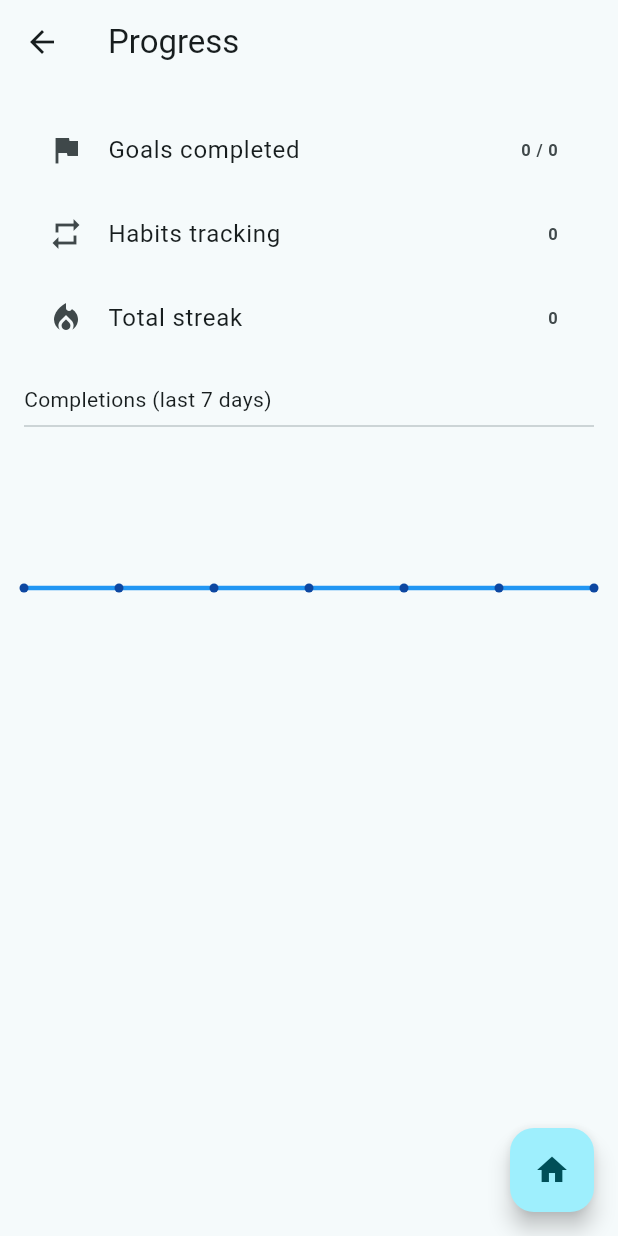
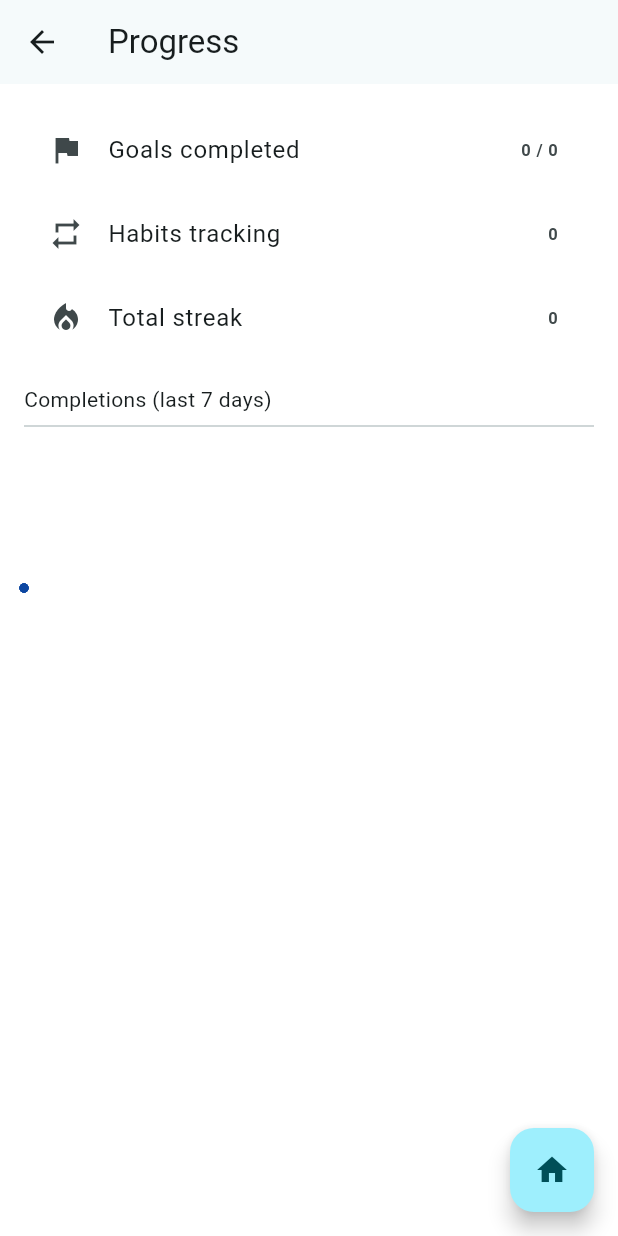
Before and after one commit to Prabhdeep-AI/Mobile-Devices-Project, a Flutter app: the ProgressPage screen opened directly, on a phone screen of 412 x 824 dp. Run offline on Flutter 3.47's test engine with Material 3 defaults, Android fonts, the phone set to English and light mode, and no system bars; our stand-ins replace flutter_local_notifications, sqflite, timezone; accounts and stored records are empty.

Commit message:
changes made for home_page and progress_page

```diff
--- a/home_app/lib/pages/progress_page.dart
+++ b/home_app/lib/pages/progress_page.dart
@@ -39,29 +39,40 @@ class _ProgressPageState extends State<ProgressPage> with SingleTickerProviderSt
   Widget build(BuildContext context) {
     final state = AppStateScope.of(context);
 
-    return Scaffold(
-      appBar: AppBar(title: const Text('Progress')),
-      body: AnimatedBuilder(
+    return AnimatedBuilder(
       animation: state,
       builder: (_, __) {
         final totalGoals = state.goals.length;
         final done = state.goals.where((g) => g.done).length;
         final habits = state.habits.length;
         final totalStreak = state.habits.fold<int>(0, (sum, h) => sum + h.streak);
-
-          // [FIX] Use the helper from utils.dart
         final last7 = last7DaysCompletionCounts(state.habits);
 
-          return FadeTransition( // Wrapped in FadeTransition
+        return Scaffold(
+          backgroundColor: state.backgroundColor,
+          appBar: AppBar(title: const Text('Progress')),
+          body: FadeTransition(
             opacity: _fadeAnimation,
             child: Padding(
               padding: const EdgeInsets.all(16.0),
               child: Column(
                 crossAxisAlignment: CrossAxisAlignment.start,
                 children: [
-                  ProgressTile(label: 'Goals completed', value: '$done / $totalGoals', icon: Icons.flag),
-                  ProgressTile(label: 'Habits tracking', value: '$habits', icon: Icons.repeat),
-                  ProgressTile(label: 'Total streak', value: '$totalStreak', icon: Icons.local_fire_department),
+                  ProgressTile(
+                    label: 'Goals completed',
+                    value: '$done / $totalGoals',
+                    icon: Icons.flag,
+                  ),
+                  ProgressTile(
+                    label: 'Habits tracking',
+                    value: '$habits',
+                    icon: Icons.repeat,
+                  ),
+                  ProgressTile(
+                    label: 'Total streak',
+                    value: '$totalStreak',
+                    icon: Icons.local_fire_department,
+                  ),
                   const SizedBox(height: 16),
                   const Text('Completions (last 7 days)'),
                   const Divider(),
@@ -69,26 +80,22 @@ class _ProgressPageState extends State<ProgressPage> with SingleTickerProviderSt
                     height: 100,
                     child: CustomPaint(
                       painter: SparklinePainter(values: last7),
-                      child: Container(),
                     ),
                   ),
                 ],
               ),
             ),
-          );
-        },
           ),
-      // [NEW] FAB is now a Home button
           floatingActionButton: FloatingActionButton(
             tooltip: 'Go to Home',
-        onPressed: () {
-          // Pops the current page off the stack, returning to Home
-          Navigator.of(context).pop();
-        },
+            onPressed: () => Navigator.of(context).pop(),
             child: const Icon(Icons.home),
           ),
         );
+      },
+    );
   }
+
 }
 
 
```
Also changed, not shown: home_app/lib/pages/home_page.dart (+11 -8 lines). Lines whose indentation alone changed are shown as unchanged.
